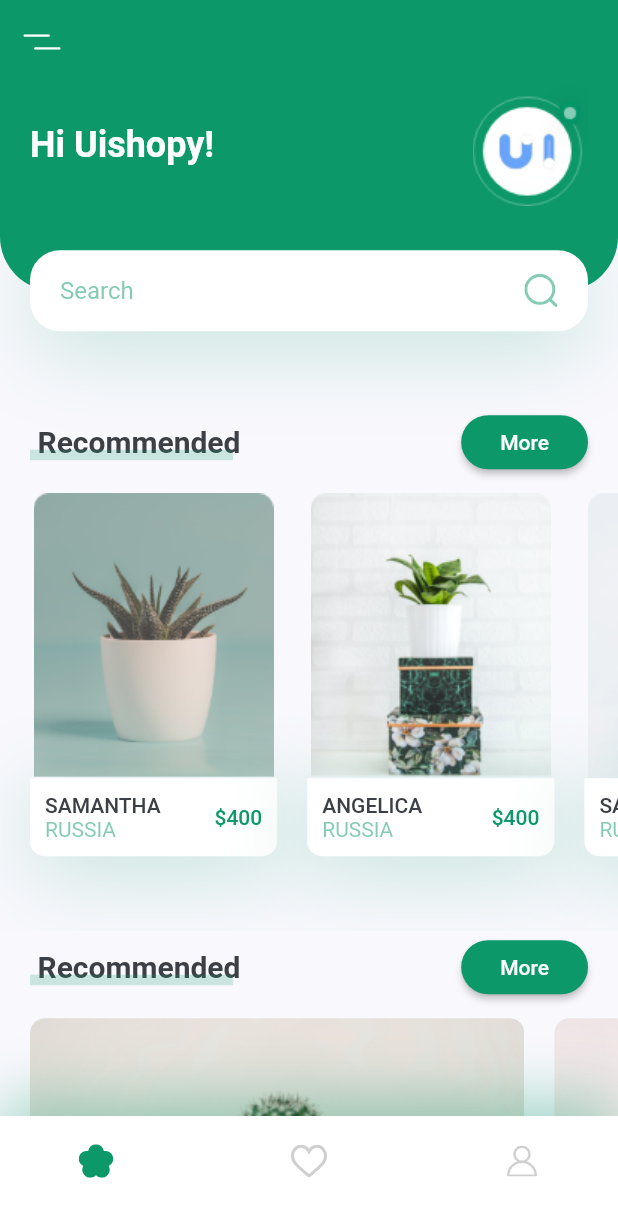
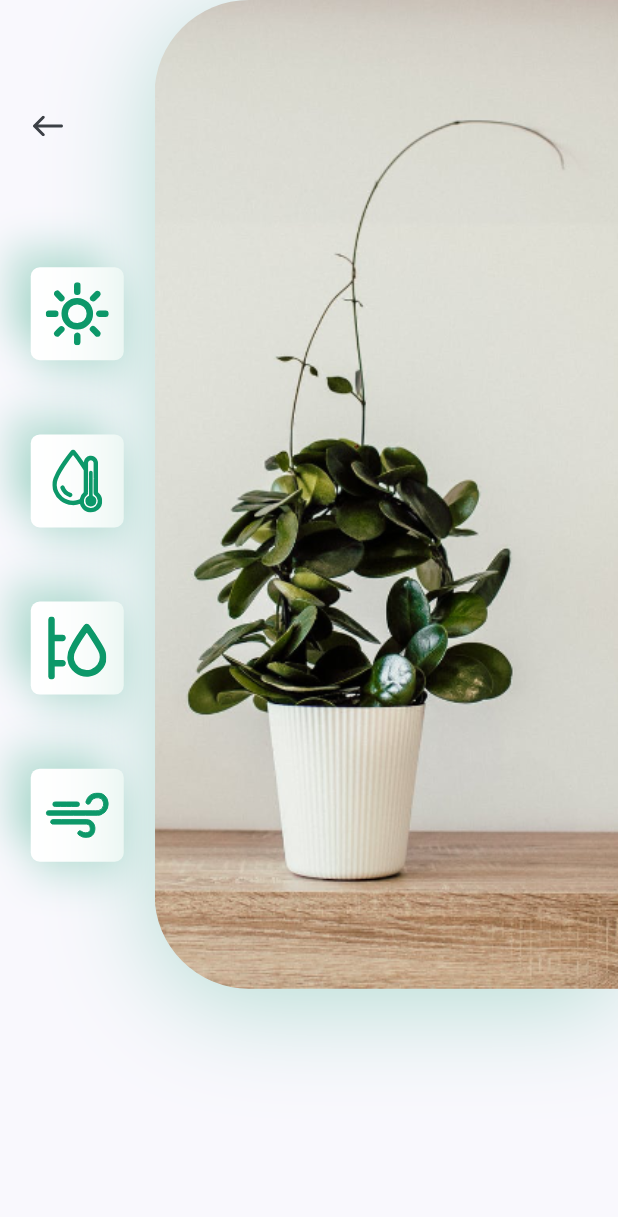
Before and after one commit to shimizu-saffle/plant-app-sample, a Flutter app: the screen it shows after launch, after a tap on an icon or button, on a phone screen of 412 x 824 dp. Shown: the top 1217 px of the screen. Run offline on Flutter 3.47's test engine with Material 2 defaults, Android fonts, the light colour scheme and no system bars; our stand-ins replace flutter_svg.

Commit message:
IconCard

```diff
--- /dev/null
+++ b/lib/screens/details/components/body.dart
@@ -0,0 +1,73 @@
+import 'package:flutter/material.dart';
+import 'package:flutter_svg/flutter_svg.dart';
+import 'package:plant_app_sample/constants.dart';
+
+import 'icon_card.dart';
+
+class Body extends StatelessWidget {
+  const Body({Key? key}) : super(key: key);
+
+  @override
+  Widget build(BuildContext context) {
+    final screenSize = MediaQuery.of(context).size;
+    return Column(
+      children: [
+        SizedBox(
+          height: screenSize.height * 0.8,
+          child: Row(
+            children: [
+              Expanded(
+                child: Padding(
+                  padding:
+                      const EdgeInsets.symmetric(vertical: kDefaultPadding * 3),
+                  child: Column(
+                    children: [
+                      Align(
+                        alignment: Alignment.topLeft,
+                        child: IconButton(
+                          padding: const EdgeInsets.symmetric(
+                              horizontal: kDefaultPadding),
+                          onPressed: () {
+                            Navigator.pop(context);
+                          },
+                          icon: SvgPicture.asset('assets/icons/back_arrow.svg'),
+                        ),
+                      ),
+                      const Spacer(),
+                      const IconCard(image: 'assets/icons/sun.svg'),
+                      const IconCard(image: 'assets/icons/icon_2.svg'),
+                      const IconCard(image: 'assets/icons/icon_3.svg'),
+                      const IconCard(image: 'assets/icons/icon_4.svg'),
+                    ],
+                  ),
+                ),
+              ),
+              Container(
+                height: screenSize.height * 0.8,
+                width: screenSize.width * 0.75,
+                decoration: BoxDecoration(
+                  borderRadius: const BorderRadius.only(
+                    topLeft: Radius.circular(63),
+                    bottomLeft: Radius.circular(63),
+                  ),
+                  boxShadow: [
+                    BoxShadow(
+                      offset: const Offset(0, 10),
+                      blurRadius: 60,
+                      color: kPrimaryColor.withOpacity(0.29),
+                    ),
+                  ],
+                  image: const DecorationImage(
+                    alignment: Alignment.centerLeft,
+                    fit: BoxFit.cover,
+                    image: AssetImage('assets/images/img.png'),
+                  ),
+                ),
+              ),
+            ],
+          ),
+        ),
+      ],
+    );
+  }
+}
--- /dev/null
+++ b/lib/screens/details/components/icon_card.dart
@@ -0,0 +1,43 @@
+import 'package:flutter/material.dart';
+import 'package:flutter_svg/flutter_svg.dart';
+
+import '../../../../constants.dart';
+
+class IconCard extends StatelessWidget {
+  const IconCard({
+    Key? key,
+    required this.image,
+  }) : super(key: key);
+
+  final String image;
+
+  @override
+  Widget build(BuildContext context) {
+    final screenSize = MediaQuery.of(context).size;
+    return Container(
+      margin: EdgeInsets.symmetric(
+        vertical: screenSize.height * 0.03,
+      ),
+      padding: const EdgeInsets.all(kDefaultPadding / 2),
+      height: 62,
+      width: 62,
+      decoration: BoxDecoration(
+        color: Colors.white,
+        borderRadius: BorderRadius.circular(6),
+        boxShadow: [
+          BoxShadow(
+            offset: const Offset(0, 10),
+            blurRadius: 22,
+            color: kPrimaryColor.withOpacity(0.22),
+          ),
+          BoxShadow(
+            offset: const Offset(-15, -15),
+            blurRadius: 20,
+            color: kPrimaryColor.withOpacity(0.22),
+          ),
+        ],
+      ),
+      child: SvgPicture.asset(image),
+    );
+  }
+}
--- /dev/null
+++ b/lib/screens/details/details_screen.dart
@@ -0,0 +1,14 @@
+import 'package:flutter/material.dart';
+
+import 'components/body.dart';
+
+class DetailsScreen extends StatelessWidget {
+  const DetailsScreen({Key? key}) : super(key: key);
+
+  @override
+  Widget build(BuildContext context) {
+    return const Scaffold(
+      body: Body(),
+    );
+  }
+}
--- a/lib/screens/home/components/recommends_plants.dart
+++ b/lib/screens/home/components/recommends_plants.dart
@@ -1,6 +1,7 @@
 import 'package:flutter/material.dart';
 
 import '../../../constants.dart';
+import '../../details/details_screen.dart';
 
 class RecommendsPlants extends StatelessWidget {
   const RecommendsPlants({
@@ -18,21 +19,39 @@ class RecommendsPlants extends StatelessWidget {
             title: 'Samantha',
             country: 'Russia',
             price: 400,
-            onTap: () {},
+            onTap: () {
+              Navigator.of(context).push(
+                MaterialPageRoute(
+                  builder: (context) => const DetailsScreen(),
+                ),
+              );
+            },
           ),
           _RecommendPlantCard(
             image: 'assets/images/image_2.png',
             title: 'Angelica',
             country: 'Russia',
             price: 400,
-            onTap: () {},
+            onTap: () {
+              Navigator.of(context).push(
+                MaterialPageRoute(
+                  builder: (context) => const DetailsScreen(),
+                ),
+              );
+            },
           ),
           _RecommendPlantCard(
             image: 'assets/images/image_3.png',
             title: 'Samantha',
             country: 'Russia',
             price: 400,
-            onTap: () {},
+            onTap: () {
+              Navigator.of(context).push(
+                MaterialPageRoute(
+                  builder: (context) => const DetailsScreen(),
+                ),
+              );
+            },
           ),
         ],
       ),
```
